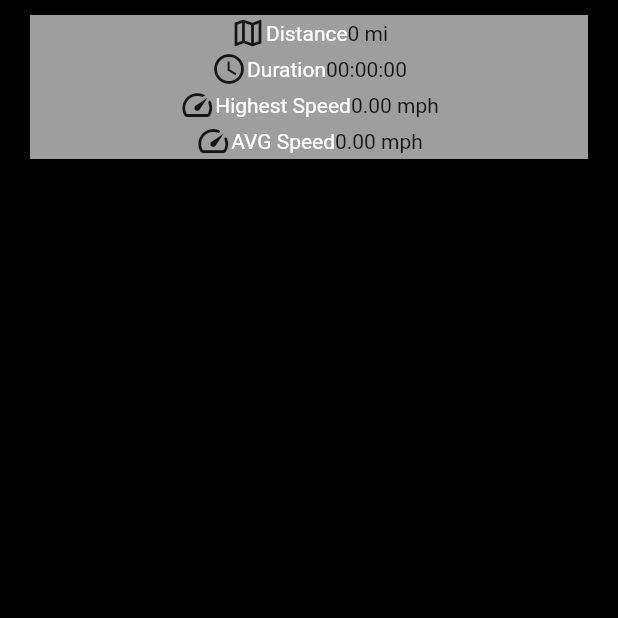
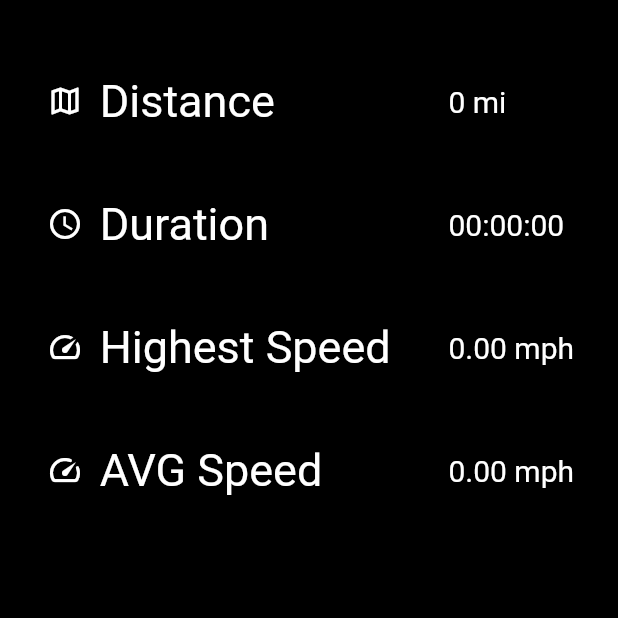
Before and after one commit to mb1shka/speedometer, a Flutter app: the SettingsWidget screen opened directly, on a phone screen of 412 x 824 dp, the top half of it. Run offline on Flutter 3.47's test engine with Material 2 defaults, Android fonts, the phone set to English and light mode, and no system bars; our stand-ins replace location.

Commit message:
fixup statistics design

```diff
--- a/lib/statistics/statistics_container.dart
+++ b/lib/statistics/statistics_container.dart
@@ -7,13 +7,13 @@ class StatisticsContainer extends StatefulWidget {
 }
 
 class _StatisticsContainerState extends State<StatisticsContainer> {
-
   @override
   Widget build(BuildContext context) {
     return MaterialApp(
       home: Scaffold(
         appBar: AppBar(
-          title: Text("Statistics",
+          title: Text(
+            "Statistics",
             style: TextStyle(
               color: Colors.white,
             ),
@@ -41,63 +41,152 @@ class _SettingsWidget extends State<SettingsWidget> {
     return Scaffold(
         backgroundColor: Colors.black,
         body: Container(
-        color: Colors.grey,
-        margin: EdgeInsets.only(left: 20.0,top: 10.0, right: 20.0),
+          color: Colors.black,
+          margin: EdgeInsets.only(left: 20.0, top: 50.0, right: 20.0),
           child: Wrap(
-            //mainAxisAlignment: MainAxisAlignment.center,
             children: [
               Row(
                 mainAxisAlignment: MainAxisAlignment.center,
                 children: [
-                  Icon(Icons.map_outlined),
-                  Text("Distance",
-                    style: TextStyle(
+                  Expanded(
+                    flex: 1,
+                    child: Icon(
+                      Icons.map_outlined,
                       color: Colors.white,
                     ),
                   ),
-                  Text("0 mi"),
+                  Expanded(
+                    flex: 5,
+                    child: Text(
+                      "Distance",
+                      style: TextStyle(
+                        color: Colors.white,
+                        fontSize: 30,
+                      ),
+                    ),
+                  ),
+                  Expanded(
+                    flex: 2,
+                    child: Text(
+                      "0 mi",
+                      style: TextStyle(
+                        color: Colors.white,
+                        fontSize: 20,
+                      ),
+                    ),
+                  ),
                 ],
+              ),
+              Container(
+                child: Text(" ",
+                style: TextStyle(fontSize: 40),),
               ),
               Row(
                 mainAxisAlignment: MainAxisAlignment.center,
                 children: [
-                  Icon(Icons.access_time_outlined),
-                  Text("Duration",
-                    style: TextStyle(
+                  Expanded(
+                    flex: 1,
+                    child: Icon(
+                      Icons.access_time_outlined,
                       color: Colors.white,
                     ),
                   ),
-                  Text("00:00:00"),
+                  Expanded(
+                    flex: 5,
+                    child: Text(
+                      "Duration",
+                      style: TextStyle(
+                        color: Colors.white,
+                        fontSize: 30,
+                      ),
+                    ),
+                  ),
+                  Expanded(
+                    flex: 2,
+                    child: Text(
+                      "00:00:00",
+                      style: TextStyle(
+                        color: Colors.white,
+                        fontSize: 20,
+                      ),
+                    ),
+                  ),
                 ],
+              ),
+              Container(
+                child: Text(" ",
+                  style: TextStyle(fontSize: 40),),
               ),
               Row(
                 mainAxisAlignment: MainAxisAlignment.center,
                 children: [
-              Icon(Icons.speed_outlined),
-              Text("Highest Speed",
-                style: TextStyle(
+                  Expanded(
+                    flex: 1,
+                    child: Icon(
+                      Icons.speed_outlined,
                       color: Colors.white,
                     ),
                   ),
-              Text("0.00 mph"),
+                  Expanded(
+                    flex: 5,
+                    child: Text(
+                      "Highest Speed",
+                      style: TextStyle(
+                        color: Colors.white,
+                        fontSize: 30,
+                      ),
+                    ),
+                  ),
+                  Expanded(
+                    flex: 2,
+                    child: Text(
+                      "0.00 mph",
+                      style: TextStyle(
+                        color: Colors.white,
+                        fontSize: 20,
+                      ),
+                    ),
+                  ),
                 ],
+              ),
+              Container(
+                child: Text(" ",
+                  style: TextStyle(fontSize: 40),),
               ),
               Row(
                 mainAxisAlignment: MainAxisAlignment.center,
                 children: [
-              Icon(Icons.speed_rounded),
-              Text("AVG Speed",
-                style: TextStyle(
+                  Expanded(
+                    flex: 1,
+                    child: Icon(
+                      Icons.speed_rounded,
                       color: Colors.white,
                     ),
                   ),
-              Text("0.00 mph"),
+                  Expanded(
+                    flex: 5,
+                    child: Text(
+                      "AVG Speed",
+                      style: TextStyle(
+                        color: Colors.white,
+                        fontSize: 30,
+                      ),
+                    ),
+                  ),
+                  Expanded(
+                    flex: 2,
+                    child: Text(
+                      "0.00 mph",
+                      style: TextStyle(
+                        color: Colors.white,
+                        fontSize: 20,
+                      ),
+                    ),
+                  ),
                 ],
               ),
             ],
           ),
-      )
-    );
+        ));
   }
-
 }
```
Lines whose indentation alone changed are shown as unchanged.
